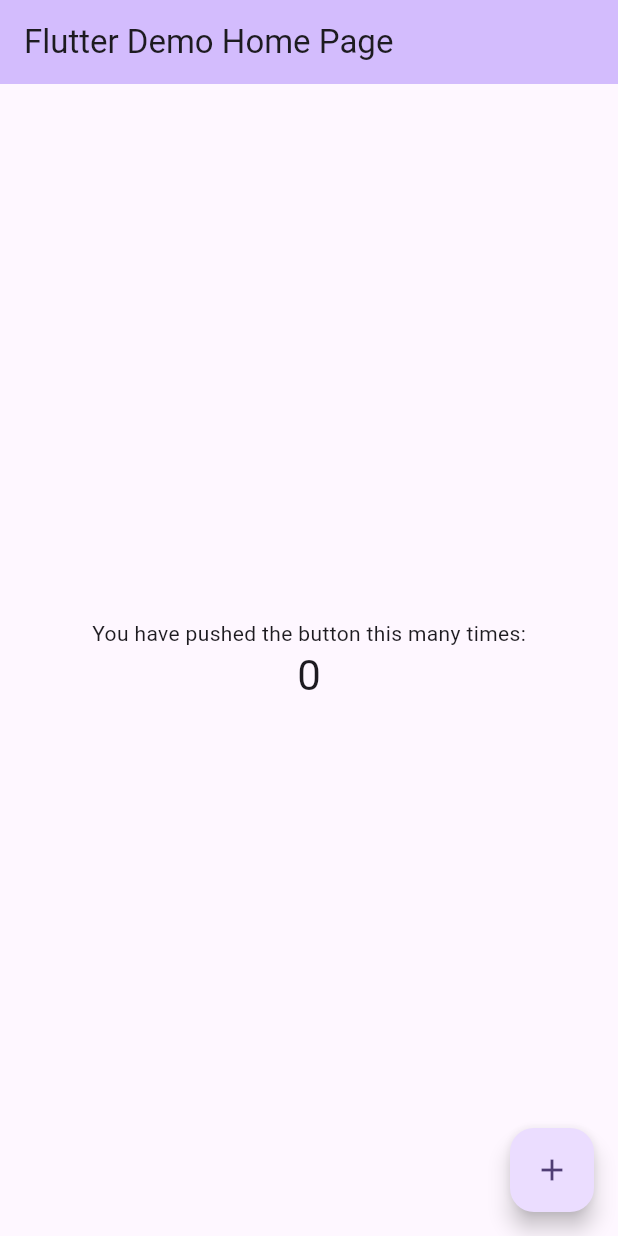
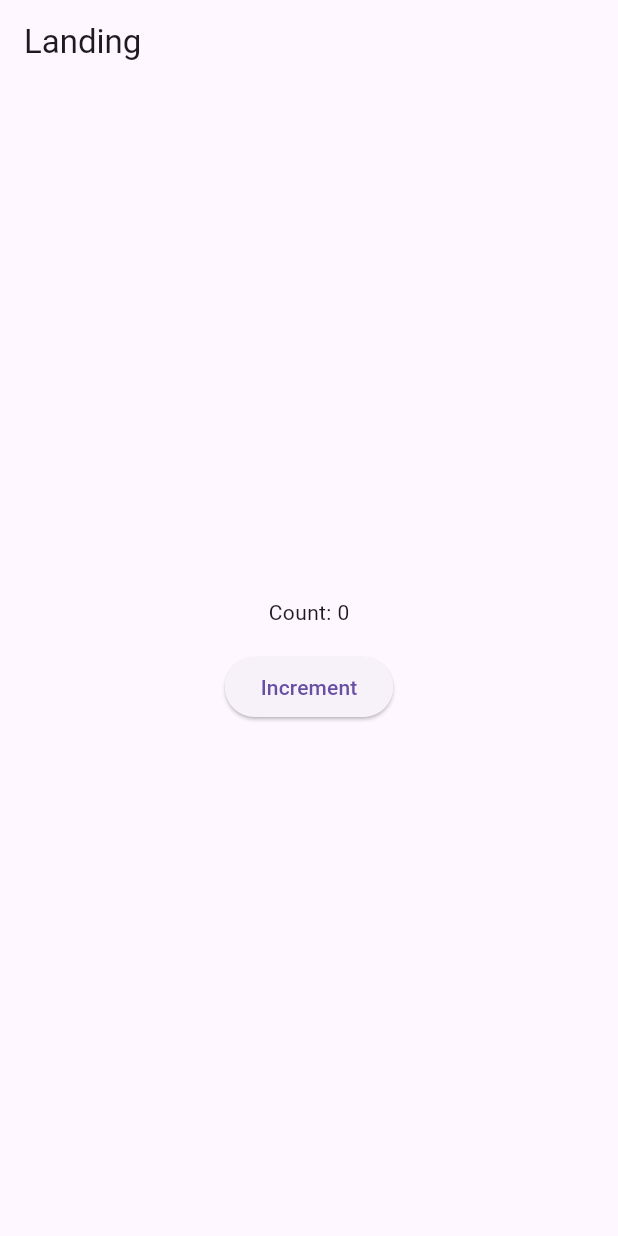
Before and after one commit to Jojo5673/wheres-my-bus, a Flutter app: the screen it shows after launch, on a phone screen of 412 x 824 dp. Run offline on Flutter 3.47's test engine with Material 3 defaults, Android fonts, the phone set to English and light mode, and no system bars; our stand-ins replace firebase_core, flutter_modular; accounts and stored records are empty; generated files the repository leaves out were written again.

Commit message:
Template for modules

```diff
--- /dev/null
+++ b/lib/app_widget.dart
@@ -0,0 +1,16 @@
+import 'package:flutter/material.dart';
+import 'package:flutter_modular/flutter_modular.dart';
+
+class AppWidget extends StatelessWidget {
+  const AppWidget({super.key});
+
+  @override
+  Widget build(BuildContext context) {
+    return MaterialApp.router(
+      title: "Where's My Bus",
+      theme: ThemeData(primarySwatch: Colors.blue),
+      routeInformationParser: Modular.routeInformationParser,
+      routerDelegate: Modular.routerDelegate,
+    );
+  }
+}
--- a/lib/main.dart
+++ b/lib/main.dart
@@ -1,11 +1,14 @@
 import 'package:flutter/material.dart';
 import 'package:firebase_core/firebase_core.dart';
 import 'firebase_options.dart';
+import 'package:flutter_modular/flutter_modular.dart';
+import 'app_module.dart';
+import 'app_widget.dart';
 
 Future<void> main() async {
   WidgetsFlutterBinding.ensureInitialized();
   await Firebase.initializeApp(options: DefaultFirebaseOptions.currentPlatform);
-  runApp(const MyApp());
+  runApp(ModularApp(module: AppModule(), child: const AppWidget()));
 }
 
 class MyApp extends StatelessWidget {
--- /dev/null
+++ b/lib/modules/landing/landing_page.dart
@@ -0,0 +1,29 @@
+import 'package:flutter/material.dart';
+import 'package:flutter_modular/flutter_modular.dart';
+import 'landing_store.dart';
+
+class LandingPage extends StatelessWidget {
+  const LandingPage({super.key});
+
+  @override
+  Widget build(BuildContext context) {
+    final store = Modular.get<LandingStore>();
+
+    return Scaffold(
+      appBar: AppBar(title: const Text('Landing')),
+      body: Center(
+        child: Column(
+          mainAxisAlignment: MainAxisAlignment.center,
+          children: [
+            Text('Count: ${store.count}'),
+            const SizedBox(height: 16),
+            ElevatedButton(
+              onPressed: store.increment,
+              child: const Text('Increment'),
+            ),
+          ],
+        ),
+      ),
+    );
+  }
+}
--- /dev/null
+++ b/lib/modules/landing/landing_store.dart
@@ -0,0 +1,12 @@
+class LandingStore {
+  int count = 0;
+
+  void increment() {
+    count++;
+    print("New count: $count");
+  }
+
+  int getCount(){
+    return count;
+  }
+}
--- a/pubspec.yaml
+++ b/pubspec.yaml
@@ -35,6 +35,8 @@ dependencies:
   # Use with the CupertinoIcons class for iOS style icons.
   cupertino_icons: ^1.0.8
   firebase_core: ^3.15.1
+  flutter_modular: 5.0.3
+  modular_test: ^2.0.0 # (Optional, for unit testing)
 
 dev_dependencies:
   flutter_test:
```
Also changed, not shown: lib/app_module.dart (added, +9 -0 lines), lib/modules/landing/landing_module.dart (added, +15 -0 lines), pubspec.lock, 1 other file.
